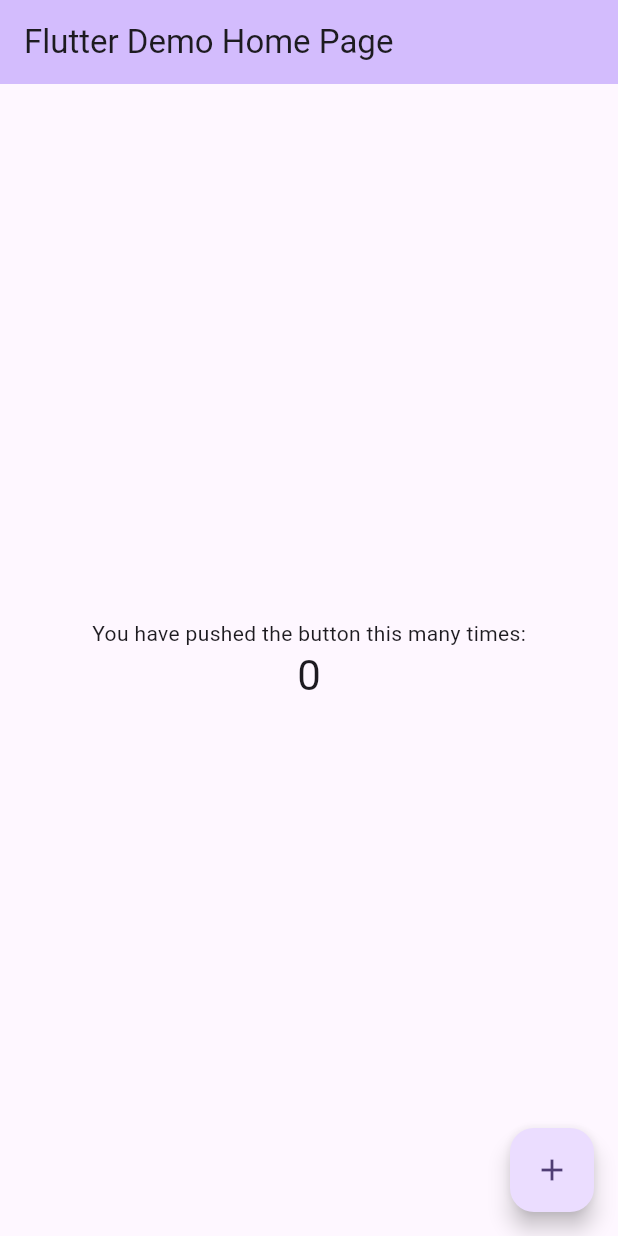
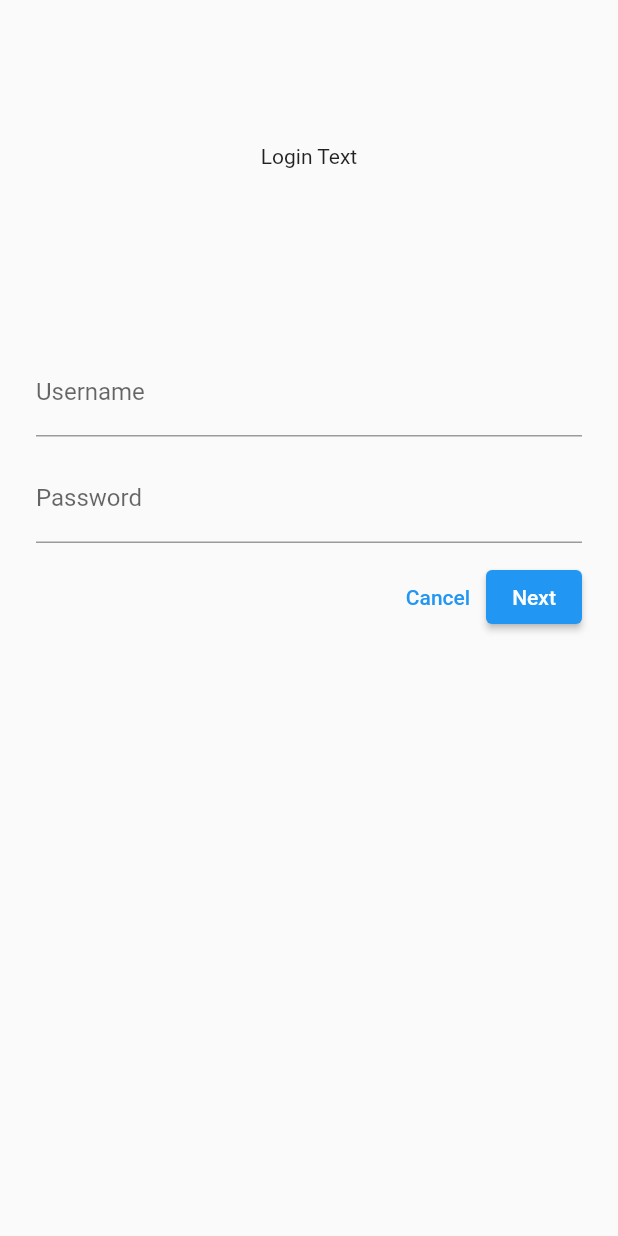
Before and after one commit to Tamagotchi-Tamer/tamagotchi_tamer, a Flutter app: the screen it shows after launch, on a phone screen of 412 x 824 dp. Run offline on Flutter 3.47's test engine with Material 2 defaults, Android fonts, the phone set to English and light mode, and no system bars.

Commit message:
Login + BottomNavBar done
Create the login page along with setting up most of the base project pages needed to launch the app. Also completed implementation of the functionality of the bottom nav bar.

```diff
--- /dev/null
+++ b/lib/app.dart
@@ -0,0 +1,39 @@
+
+import 'package:flutter/cupertino.dart';
+import 'package:flutter/material.dart';
+import 'package:tamagotchi_tamer/pages/home/Home.dart';
+import 'package:tamagotchi_tamer/pages/page_not_found/page_not_found.dart';
+import 'package:tamagotchi_tamer/pages/settings/settings_controller.dart';
+import 'package:tamagotchi_tamer/pages/signin/Login.dart';
+
+class MyApp extends StatelessWidget {
+  const MyApp({super.key, required this.settingsController});
+
+  final SettingsController settingsController;
+
+  @override
+  Widget build(BuildContext context) {
+    return AnimatedBuilder(
+     animation: settingsController,
+     builder: (BuildContext context, Widget? child) {
+       return MaterialApp(
+         onGenerateRoute: (RouteSettings routeSettings) {
+           return MaterialPageRoute<void>(
+             settings: routeSettings,
+             builder: (BuildContext context) {
+               switch (routeSettings.name) {
+                 case LoginPage.routeName:
+                   return LoginPage();
+                 case HomePage.routeName:
+                   return const HomePage();
+                 default:
+                   return const PageNotFound();
+               }
+             }
+           );
+         }
+       );
+     }
+    );
+  }
+}
--- a/lib/main.dart
+++ b/lib/main.dart
@@ -1,125 +1,10 @@
 import 'package:flutter/material.dart';
+import 'package:tamagotchi_tamer/app.dart';
+import 'package:tamagotchi_tamer/pages/settings/settings_controller.dart';
+import 'package:tamagotchi_tamer/pages/settings/settings_service.dart';
 
-void main() {
-  runApp(const MyApp());
+void main() async {
+  final settingsController = SettingsController(SettingsService());
+  await settingsController.loadSettings();
+  runApp(MyApp(settingsController: settingsController));
 }
-
-class MyApp extends StatelessWidget {
-  const MyApp({super.key});
-
-  // This widget is the root of your application.
-  @override
-  Widget build(BuildContext context) {
-    return MaterialApp(
-      title: 'Flutter Demo',
-      theme: ThemeData(
-        // This is the theme of your application.
-        //
-        // TRY THIS: Try running your application with "flutter run". You'll see
-        // the application has a blue toolbar. Then, without quitting the app,
-        // try changing the seedColor in the colorScheme below to Colors.green
-        // and then invoke "hot reload" (save your changes or press the "hot
-        // reload" button in a Flutter-supported IDE, or press "r" if you used
-        // the command line to start the app).
-        //
-        // Notice that the counter didn't reset back to zero; the application
-        // state is not lost during the reload. To reset the state, use hot
-        // restart instead.
-        //
-        // This works for code too, not just values: Most code changes can be
-        // tested with just a hot reload.
-        colorScheme: ColorScheme.fromSeed(seedColor: Colors.deepPurple),
-        useMaterial3: true,
-      ),
-      home: const MyHomePage(title: 'Flutter Demo Home Page'),
-    );
-  }
-}
-
-class MyHomePage extends StatefulWidget {
-  const MyHomePage({super.key, required this.title});
-
-  // This widget is the home page of your application. It is stateful, meaning
-  // that it has a State object (defined below) that contains fields that affect
-  // how it looks.
-
-  // This class is the configuration for the state. It holds the values (in this
-  // case the title) provided by the parent (in this case the App widget) and
-  // used by the build method of the State. Fields in a Widget subclass are
-  // always marked "final".
-
-  final String title;
-
-  @override
-  State<MyHomePage> createState() => _MyHomePageState();
-}
-
-class _MyHomePageState extends State<MyHomePage> {
-  int _counter = 0;
-
-  void _incrementCounter() {
-    setState(() {
-      // This call to setState tells the Flutter framework that something has
-      // changed in this State, which causes it to rerun the build method below
-      // so that the display can reflect the updated values. If we changed
-      // _counter without calling setState(), then the build method would not be
-      // called again, and so nothing would appear to happen.
-      _counter++;
-    });
-  }
-
-  @override
-  Widget build(BuildContext context) {
-    // This method is rerun every time setState is called, for instance as done
-    // by the _incrementCounter method above.
-    //
-    // The Flutter framework has been optimized to make rerunning build methods
-    // fast, so that you can just rebuild anything that needs updating rather
-    // than having to individually change instances of widgets.
-    return Scaffold(
-      appBar: AppBar(
-        // TRY THIS: Try changing the color here to a specific color (to
-        // Colors.amber, perhaps?) and trigger a hot reload to see the AppBar
-        // change color while the other colors stay the same.
-        backgroundColor: Theme.of(context).colorScheme.inversePrimary,
-        // Here we take the value from the MyHomePage object that was created by
-        // the App.build method, and use it to set our appbar title.
-        title: Text(widget.title),
-      ),
-      body: Center(
-        // Center is a layout widget. It takes a single child and positions it
-        // in the middle of the parent.
-        child: Column(
-          // Column is also a layout widget. It takes a list of children and
-          // arranges them vertically. By default, it sizes itself to fit its
-          // children horizontally, and tries to be as tall as its parent.
-          //
-          // Column has various properties to control how it sizes itself and
-          // how it positions its children. Here we use mainAxisAlignment to
-          // center the children vertically; the main axis here is the vertical
-          // axis because Columns are vertical (the cross axis would be
-          // horizontal).
-          //
-          // TRY THIS: Invoke "debug painting" (choose the "Toggle Debug Paint"
-          // action in the IDE, or press "p" in the console), to see the
-          // wireframe for each widget.
-          mainAxisAlignment: MainAxisAlignment.center,
-          children: <Widget>[
-            const Text(
-              'You have pushed the button this many times:',
-            ),
-            Text(
-              '$_counter',
-              style: Theme.of(context).textTheme.headlineMedium,
-            ),
-          ],
-        ),
-      ),
-      floatingActionButton: FloatingActionButton(
-        onPressed: _incrementCounter,
-        tooltip: 'Increment',
-        child: const Icon(Icons.add),
-      ), // This trailing comma makes auto-formatting nicer for build methods.
-    );
-  }
-}
--- /dev/null
+++ b/lib/pages/settings/settings_controller.dart
@@ -0,0 +1,47 @@
+import 'package:flutter/material.dart';
+
+import 'settings_service.dart';
+
+/// Provides the ability to read, update, and listen to settings information.
+/// Should be reimplemented in Riverpod.
+class SettingsController with ChangeNotifier {
+  SettingsController(this._settingsService);
+
+  // Make SettingsService a private variable so it is not used directly.
+  final SettingsService _settingsService;
+
+  // Make ThemeMode a private variable so it is not updated directly without
+  // also persisting the changes with the SettingsService.
+  late ThemeMode _themeMode;
+
+  // Allow Widgets to read the user's preferred ThemeMode.
+  ThemeMode get themeMode => _themeMode;
+
+  /// Load the user's settings from the SettingsService. It may load from a
+  /// local database or the internet. The controller only knows it can load the
+  /// settings from the service.
+  Future<void> loadSettings() async {
+    _themeMode = await _settingsService.themeMode();
+
+    // Important! Inform listeners a change has occurred.
+    notifyListeners();
+  }
+
+  /// Update and persist the ThemeMode based on the user's selection.
+  Future<void> updateThemeMode(ThemeMode? newThemeMode) async {
+    if (newThemeMode == null) return;
+
+    // Do not perform any work if new and old ThemeMode are identical
+    if (newThemeMode == _themeMode) return;
+
+    // Otherwise, store the new ThemeMode in memory
+    _themeMode = newThemeMode;
+
+    // Important! Inform listeners a change has occurred.
+    notifyListeners();
+
+    // Persist the changes to a local database or the internet using the
+    // SettingService.
+    await _settingsService.updateThemeMode(newThemeMode);
+  }
+}
--- /dev/null
+++ b/lib/pages/settings/settings_service.dart
@@ -0,0 +1,17 @@
+import 'package:flutter/material.dart';
+
+/// A service that stores and retrieves user settings.
+///
+/// By default, this class does not persist user settings. If you'd like to
+/// persist the user settings locally, use the shared_preferences package. If
+/// you'd like to store settings on a web server, use the http package.
+class SettingsService {
+  /// Loads the User's preferred ThemeMode from local or remote storage.
+  Future<ThemeMode> themeMode() async => ThemeMode.system;
+
+  /// Persists the user's preferred ThemeMode to local or remote storage.
+  Future<void> updateThemeMode(ThemeMode theme) async {
+    // Use the shared_preferences package to persist settings locally or the
+    // http package to persist settings over the network.
+  }
+}
--- /dev/null
+++ b/lib/pages/signin/Login.dart
@@ -0,0 +1,77 @@
+import 'package:flutter/material.dart';
+
+class LoginPage extends StatefulWidget {
+
+  const LoginPage({Key? key}) : super(key: key);
+
+  static const routeName = '/';
+
+  @override
+  _LoginPageState createState() => _LoginPageState();
+
+}
+
+class _LoginPageState extends State<LoginPage> {
+  final _usernameController = TextEditingController();
+  final _passwordController = TextEditingController();
+
+  @override
+  Widget build(BuildContext context) {
+    return Scaffold(
+      body: SafeArea(
+        child: ListView(
+          padding: const EdgeInsets.symmetric(horizontal: 24.0),
+          children: <Widget>[
+            const SizedBox(height: 80.0),
+            Column(
+              children: <Widget>[
+                const SizedBox(height: 16.0),
+                Text('Login Text')
+              ],
+            ),
+            const SizedBox(height: 120.0),
+            TextField(
+              controller: _usernameController,
+              decoration: const InputDecoration(
+                labelText: 'Username',
+
+              ),
+            ),
+
+            const SizedBox(height: 12.0),
+
+            TextField(
+              controller: _passwordController,
+              decoration: const InputDecoration(
+                labelText: 'Password',
+              )
+            ),
+
+            const SizedBox(height: 12.0),
+
+            OverflowBar(
+              alignment: MainAxisAlignment.end,
+              children: <Widget>[
+                TextButton(
+                    onPressed: () {
+                      _usernameController.clear();
+                      _passwordController.clear();
+                      },
+                    child: const Text('Cancel'),
+                ),
+                ElevatedButton(
+                  onPressed: () {
+                    Navigator.pushReplacementNamed(context, '/home');
+                  },
+                  child: const Text('Next'),
+                )
+              ]
+            )
+          ],
+        )
+      )
+    );
+  }
+
+
+}
```
Also changed, not shown: lib/components/bottom_nav_bar.dart (added, +25 -0 lines), lib/pages/home/Home.dart (added, +98 -0 lines), lib/pages/home/bodies/friends_body.dart (added, +13 -0 lines), lib/pages/home/bodies/tama_body.dart (added, +13 -0 lines), lib/pages/page_not_found/page_not_found.dart (added, +28 -0 lines), 1 other file.
